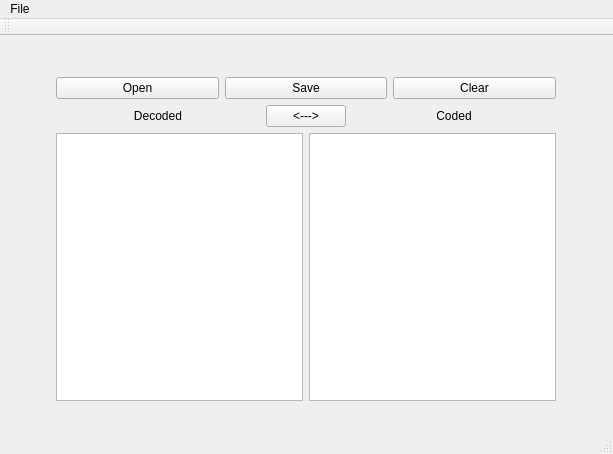
Above: MorseCode/mainwindow.ui from AdriannaUrbanska/MorseCodeTranslator before the change. Below: the same form after it.
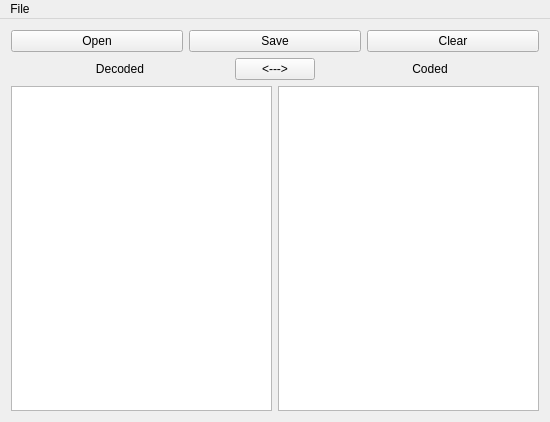
That is the form after the change.

Diff of the .ui file:
```diff
--- a/MorseCode/mainwindow.ui
+++ b/MorseCode/mainwindow.ui
@@ -6,23 +6,16 @@
    <rect>
     <x>0</x>
     <y>0</y>
-    <width>613</width>
-    <height>454</height>
+    <width>550</width>
+    <height>422</height>
    </rect>
   </property>
   <property name="windowTitle">
    <string>MainWindow</string>
   </property>
   <widget class="QWidget" name="centralWidget">
-   <widget class="QWidget" name="">
-    <property name="geometry">
-     <rect>
-      <x>45</x>
-      <y>30</y>
-      <width>522</width>
-      <height>346</height>
-     </rect>
-    </property>
+   <layout class="QVBoxLayout" name="verticalLayout_2">
+    <item>
     <layout class="QVBoxLayout" name="verticalLayout">
      <item>
       <layout class="QHBoxLayout" name="horizontalLayout_3">
@@ -117,14 +110,15 @@
       </layout>
      </item>
     </layout>
-   </widget>
+    </item>
+   </layout>
   </widget>
   <widget class="QMenuBar" name="menuBar">
    <property name="geometry">
     <rect>
      <x>0</x>
      <y>0</y>
-     <width>613</width>
+     <width>550</width>
      <height>20</height>
     </rect>
    </property>
@@ -140,15 +134,6 @@
    </widget>
    <addaction name="menuFille"/>
   </widget>
-  <widget class="QToolBar" name="mainToolBar">
-   <attribute name="toolBarArea">
-    <enum>TopToolBarArea</enum>
-   </attribute>
-   <attribute name="toolBarBreak">
-    <bool>false</bool>
-   </attribute>
-  </widget>
-  <widget class="QStatusBar" name="statusBar"/>
   <action name="actionOpen">
    <property name="text">
     <string>Open</string>
```
Lines whose indentation alone changed are shown as unchanged.
